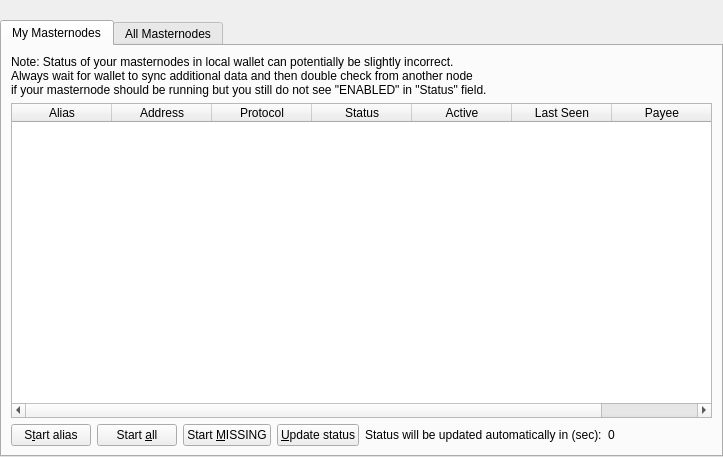
Before: the Qt Designer form src/qt/forms/masternodelist.ui in theRealDijida/PAC, drawn with Qt 5.
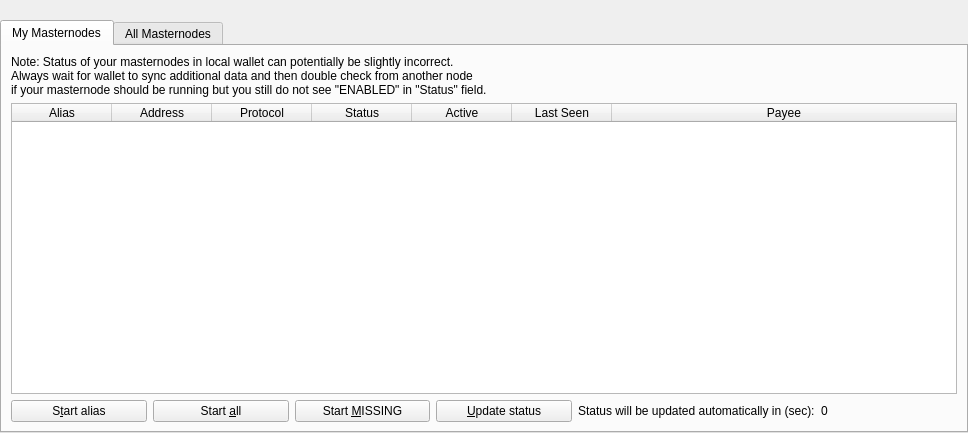
After: the same form once the commit is applied.

Diff of the .ui file:
```diff
--- a/src/qt/forms/masternodelist.ui
+++ b/src/qt/forms/masternodelist.ui
@@ -6,8 +6,8 @@
    <rect>
     <x>0</x>
     <y>0</y>
-    <width>723</width>
-    <height>457</height>
+    <width>968</width>
+    <height>433</height>
    </rect>
   </property>
   <property name="windowTitle">
@@ -186,19 +186,6 @@
                </property>
               </widget>
              </item>
-             <item>
-              <spacer name="horizontalSpacer_5">
-               <property name="orientation">
-                <enum>Qt::Horizontal</enum>
-               </property>
-               <property name="sizeHint" stdset="0">
-                <size>
-                 <width>40</width>
-                 <height>20</height>
-                </size>
-               </property>
-              </spacer>
-             </item>
             </layout>
            </item>
           </layout>
```
Left out of the diff: 8 changed lines with no effect on the pictures.
